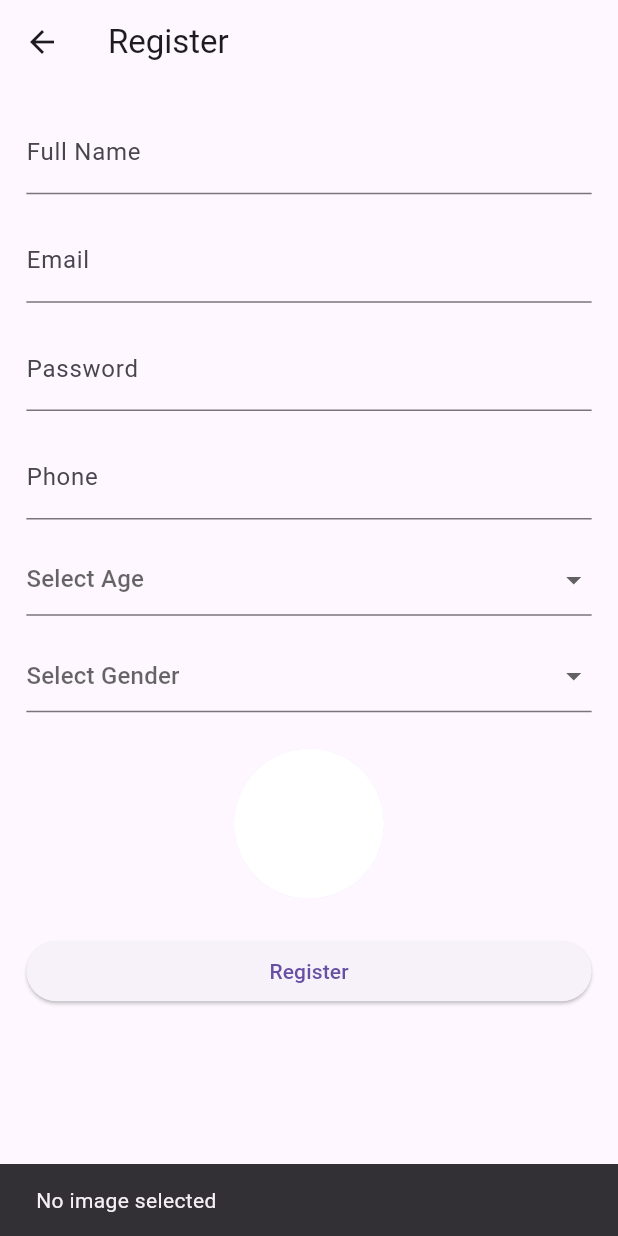
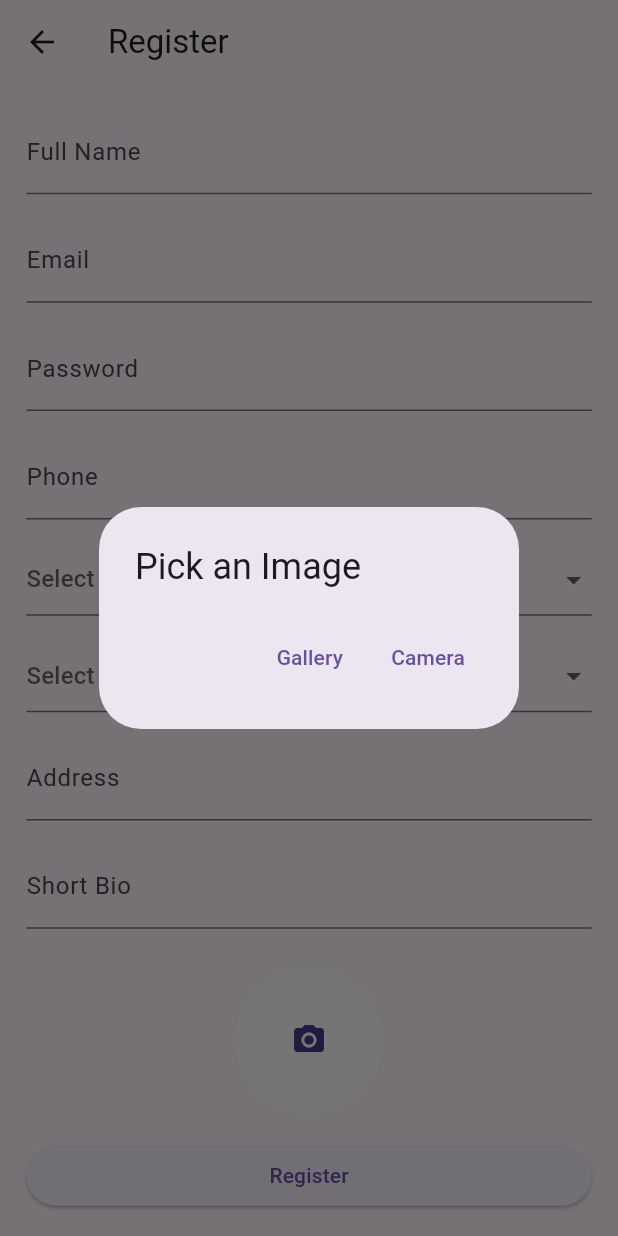
Before and after one commit to kofiobuomagyare/booking_flutter, a Flutter app: the RegisterPage screen opened directly, after a tap on the "camera alt" icon, on a phone screen of 412 x 824 dp. Run offline on Flutter 3.47's test engine with Material 3 defaults, Android fonts, the phone set to English and light mode, and no system bars; our stand-ins replace device_info_plus, flutter_screenutil, geolocator, google_maps_flutter, hugeicons, image_picker and 2 more; accounts and stored records are empty.

Commit message:
feat: Add device info functionality and update permissions in registration flow

```diff
--- a/lib/Screens/register_page.dart
+++ b/lib/Screens/register_page.dart
@@ -1,5 +1,6 @@
 import 'dart:convert';
 import 'dart:io';
+import 'package:device_info_plus/device_info_plus.dart';
 import 'package:flutter/material.dart';
 import 'package:image_picker/image_picker.dart';
 import 'package:permission_handler/permission_handler.dart';
@@ -19,6 +20,8 @@ class _RegisterPageState extends State<RegisterPage> {
   final _emailController = TextEditingController();
   final _passwordController = TextEditingController();
   final _phoneController = TextEditingController();
+  final _addressController = TextEditingController();
+  final _bioController = TextEditingController();
   String? _selectedAge;
   String? _selectedGender;
   XFile? _profilePicture;
@@ -30,36 +33,69 @@ class _RegisterPageState extends State<RegisterPage> {
     _emailController.dispose();
     _passwordController.dispose();
     _phoneController.dispose();
+    _addressController.dispose();
+    _bioController.dispose();
     super.dispose();
   }
 
   @override
   void initState() {
     super.initState();
-    _checkPermissions();  // Check permissions when the page is initialized
+    checkPermissions();
   }
 
-  Future<void> _checkPermissions() async {
-    var cameraStatus = await Permission.camera.status;
-    var storageStatus = await Permission.storage.status;
+  Future<void> checkPermissions() async {
+  if (Platform.isAndroid) {
+    final androidInfo = await DeviceInfoPlugin().androidInfo;
+    final sdkInt = androidInfo.version.sdkInt;
 
-    // Check if permissions are granted
-    if (!cameraStatus.isGranted || !storageStatus.isGranted) {
-      // Request permissions if not already granted
+    if (sdkInt >= 33) {
+      // Android 13 and above
+      await Permission.photos.request();
       await Permission.camera.request();
+    } else {
+      // Android 12 and below
       await Permission.storage.request();
+      await Permission.camera.request();
+    }
+  } else {
+    await Permission.photos.request(); // iOS
+    await Permission.camera.request();
   }
 }
 
-  Future<void> _pickImage() async {
-    // Ensure permissions are granted before picking an image
-    var cameraPermission = await Permission.camera.request();
-    var storagePermission = await Permission.storage.request();
+  Future<void> pickImage() async {
+  final cameraStatus = await Permission.camera.status;
+  final photosStatus = await Permission.photos.status;
+  final storageStatus = await Permission.storage.status;
 
-    if (cameraPermission.isGranted && storagePermission.isGranted) {
-      // Pick image from the camera
+  if ((Platform.isAndroid && await _isAndroid13OrAbove())
+      ? (cameraStatus.isGranted && photosStatus.isGranted)
+      : (cameraStatus.isGranted && storageStatus.isGranted)) {
+
     final picker = ImagePicker();
-      final pickedFile = await picker.pickImage(source: ImageSource.camera);
+    final pickedFile = await showDialog<XFile?>(
+      context: context,
+      builder: (context) => AlertDialog(
+        title: const Text('Pick an Image'),
+        actions: [
+          TextButton(
+            onPressed: () async {
+              final file = await picker.pickImage(source: ImageSource.gallery);
+              Navigator.pop(context, file);
+            },
+            child: const Text('Gallery'),
+          ),
+          TextButton(
+            onPressed: () async {
+              final file = await picker.pickImage(source: ImageSource.camera);
+              Navigator.pop(context, file);
+            },
+            child: const Text('Camera'),
+          ),
+        ],
+      ),
+    );
 
     if (pickedFile != null) {
       setState(() {
@@ -67,24 +103,28 @@ class _RegisterPageState extends State<RegisterPage> {
       });
     } else {
       ScaffoldMessenger.of(context).showSnackBar(
-          SnackBar(content: Text('No image selected')),
+        const SnackBar(content: Text('No image selected')),
       );
     }
   } else {
-      // Handle permission denial
     ScaffoldMessenger.of(context).showSnackBar(
-        SnackBar(content: Text('Camera or storage permission denied')),
+      const SnackBar(content: Text('Camera or storage/photos permission denied')),
     );
   }
 }
 
-  Future<void> _register() async {
+Future<bool> _isAndroid13OrAbove() async {
+  final androidInfo = await DeviceInfoPlugin().androidInfo;
+  return androidInfo.version.sdkInt >= 33;
+}
+
+  Future<void> register() async {
     if (!_formKey.currentState!.validate()) return;
 
     setState(() => _isLoading = true);
 
     try {
-      final url = getRegisterUrl(); // Get the registration API URL
+      final url = getRegisterUrl();
       final response = await http.post(
         Uri.parse(url),
         headers: {'Content-Type': 'application/json'},
@@ -94,18 +134,18 @@ class _RegisterPageState extends State<RegisterPage> {
           'email': _emailController.text,
           'password': _passwordController.text,
           'phoneNumber': _phoneController.text,
-          'age': _selectedAge,
+          'age': int.tryParse(_selectedAge ?? '0'),
           'gender': _selectedGender,
           'profilePicture': _profilePicture?.path ?? '',
           'role': 'User',
+          'address': _addressController.text,
+          'bio': _bioController.text,
         }),
       );
 
       if (response.statusCode == 200) {
-        // Successfully registered
         Navigator.pushReplacementNamed(context, '/home');
       } else {
-        // Handle failure
         ScaffoldMessenger.of(context).showSnackBar(
           SnackBar(content: Text('Registration failed: ${response.body}')),
         );
@@ -124,17 +164,17 @@ class _RegisterPageState extends State<RegisterPage> {
 
   String getBaseUrl() {
     if (Platform.isAndroid) {
-      return 'https://salty-citadel-42862-262ec2972a46.herokuapp.com'; // Use Heroku URL for Android
+      return 'https://salty-citadel-42862-262ec2972a46.herokuapp.com';
     } else if (Platform.isIOS) {
-      return 'https://salty-citadel-42862-262ec2972a46.herokuapp.com'; // Use Heroku URL for iOS
+      return 'https://salty-citadel-42862-262ec2972a46.herokuapp.com';
     } else if (Platform.isWindows || Platform.isLinux || Platform.isMacOS) {
-      return 'http://localhost:8080'; // Use localhost for local testing on PC
+      return 'http://localhost:8080';
     }
-    return 'https://salty-citadel-42862-262ec2972a46.herokuapp.com'; // Default for other cases
+    return 'https://salty-citadel-42862-262ec2972a46.herokuapp.com';
   }
 
   String getRegisterUrl() {
-    return '${getBaseUrl()}/api/register'; // Add the registration endpoint to the base URL
+    return '${getBaseUrl()}/api/register';
   }
 
   @override
@@ -206,7 +246,7 @@ class _RegisterPageState extends State<RegisterPage> {
               DropdownButtonFormField<String>(
                 value: _selectedAge,
                 hint: const Text('Select Age'),
-                items: ['14','15','16','17','18', '19', '20', '21', '22', '23', '24', '25']
+                items: ['14', '15', '16', '17', '18', '19', '20', '21', '22', '23', '24', '25']
                     .map((age) => DropdownMenuItem(
                           value: age,
                           child: Text(age),
@@ -246,25 +286,47 @@ class _RegisterPageState extends State<RegisterPage> {
                   return null;
                 },
               ),
+              SizedBox(height: 16.h),
+              TextFormField(
+                controller: _addressController,
+                decoration: const InputDecoration(labelText: 'Address'),
+                validator: (value) {
+                  if (value == null || value.isEmpty) {
+                    return 'Please enter your address';
+                  }
+                  return null;
+                },
+              ),
+              SizedBox(height: 16.h),
+              TextFormField(
+                controller: _bioController,
+                decoration: const InputDecoration(labelText: 'Short Bio'),
+                validator: (value) {
+                  if (value == null || value.isEmpty) {
+                    return 'Please enter a short bio';
+                  }
+                  return null;
+                },
+              ),
               SizedBox(height: 24.h),
               GestureDetector(
-                onTap: _pickImage,
+                onTap: pickImage,
                 child: CircleAvatar(
                   radius: 50,
                   backgroundImage: _profilePicture == null
-                      ? AssetImage('assets/images/default_avatar.jpg') as ImageProvider
-                      : FileImage(File(_profilePicture!.path)),
+                      ? const AssetImage('assets/images/default_avatar.jpg')
+                      : FileImage(File(_profilePicture!.path)) as ImageProvider,
                   child: _profilePicture == null
-                      ? Icon(Icons.camera_alt, size: 40, color: Colors.white)
+                      ? const Icon(Icons.camera_alt)
                       : null,
                 ),
               ),
-              SizedBox(height: 24.h),
-              ElevatedButton(
-                onPressed: _isLoading ? null : _register,
-                child: _isLoading
-                    ? const CircularProgressIndicator()
-                    : const Text('Register'),
+              SizedBox(height: 16.h),
+              _isLoading
+                  ? const Center(child: CircularProgressIndicator())
+                  : ElevatedButton(
+                      onPressed: register,
+                      child: const Text('Register'),
                     ),
             ],
           ),
--- a/pubspec.yaml
+++ b/pubspec.yaml
@@ -24,6 +24,7 @@ dependencies:
   shared_preferences: ^2.5.2
   provider: ^6.1.1  # Add provider package for state management
   permission_handler: ^11.4.0 # Add permission_handler for location permissions
+  device_info_plus: ^11.3.3
 
 
 dev_dependencies:
```
Also changed, not shown: pubspec.lock, 8 other files. Lines whose indentation alone changed are shown as unchanged.
